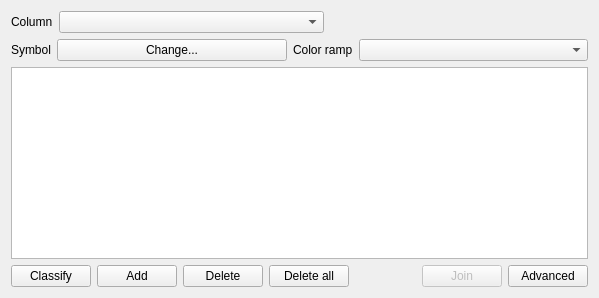
The window that src/ui/qgscategorizedsymbolrendererv2widget.ui (carsmie/QGIS) describes before a commit, drawn with Qt 5.
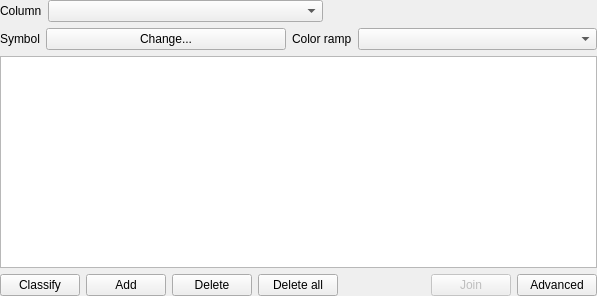
The same window after the commit. Custom widgets are drawn as their Qt base class.

```diff
--- a/src/ui/qgscategorizedsymbolrendererv2widget.ui
+++ b/src/ui/qgscategorizedsymbolrendererv2widget.ui
@@ -6,11 +6,14 @@
    <rect>
     <x>0</x>
     <y>0</y>
-    <width>599</width>
-    <height>298</height>
+    <width>597</width>
+    <height>296</height>
    </rect>
   </property>
   <layout class="QVBoxLayout" name="verticalLayout">
+   <property name="margin">
+    <number>0</number>
+   </property>
    <item>
     <layout class="QHBoxLayout" name="horizontalLayout_2">
      <item>
```
